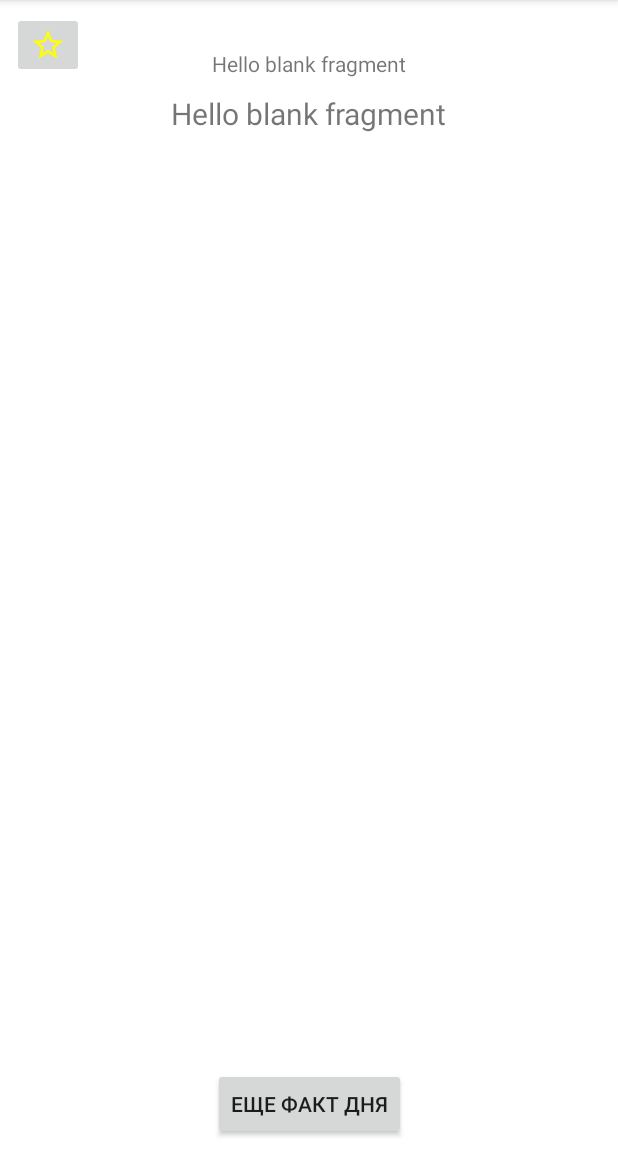
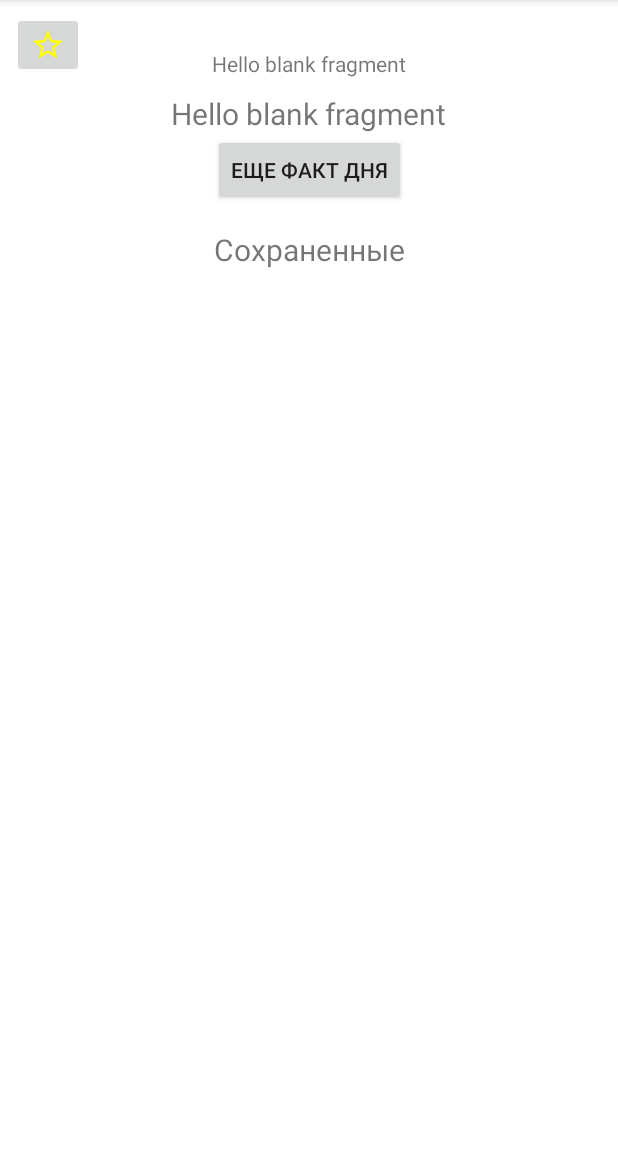
Before and after one commit to Lyagaev/PopularLibrariesFinalProject, an Android app: the fragment FragmentFactDay placed in its activity, on a phone screen of 412 x 824 dp, the part 84-1236 px from its top. Run offline under Robolectric (Android 15) with nearby library versions, the phone set to English and light mode, and no system bars; our stand-ins replace RxJava; libraries missing offline, so code that uses them is left out: com.github.terrakok.cicerone, moxy.ktx.moxyPresenter; 1 statement that could not run was skipped.

```diff
--- a/app/src/main/java/ru/geekbrains/lyagaev/popularlibrariesfinalproject/mvp/view/FactDayView.kt
+++ b/app/src/main/java/ru/geekbrains/lyagaev/popularlibrariesfinalproject/mvp/view/FactDayView.kt
@@ -9,5 +9,5 @@ import moxy.viewstate.strategy.StateStrategyType
 interface FactDayView: MvpView {
     fun init()
     fun setTextView(text: String)
-
+    fun updateList()
 }
--- a/app/src/main/java/ru/geekbrains/lyagaev/popularlibrariesfinalproject/room/IRoomFactDayCache.kt
+++ b/app/src/main/java/ru/geekbrains/lyagaev/popularlibrariesfinalproject/room/IRoomFactDayCache.kt
@@ -1,9 +1,11 @@
 package ru.geekbrains.lyagaev.popularlibrariesfinalproject.room
 
 import io.reactivex.rxjava3.core.Completable
-import java.sql.Date
+import io.reactivex.rxjava3.core.Single
 
 interface IRoomFactDayCache {
-    fun putFactDay(text: String, date: Date) : Completable
+    fun getFactDay(): Single<List<String>>
+
+    fun putFactDay(id: Long, text: String) : Completable
 
 }
--- a/app/src/main/java/ru/geekbrains/lyagaev/popularlibrariesfinalproject/room/RoomFactDay.kt
+++ b/app/src/main/java/ru/geekbrains/lyagaev/popularlibrariesfinalproject/room/RoomFactDay.kt
@@ -6,6 +6,7 @@ import java.sql.Date
 
 @Entity
 class RoomFactDay(
-    var text: String,
-    var date: Date
+    @PrimaryKey (autoGenerate = true)
+    var id : Long,
+    var text: String
 )
--- a/app/src/main/java/ru/geekbrains/lyagaev/popularlibrariesfinalproject/room/dao/FactDayDao.kt
+++ b/app/src/main/java/ru/geekbrains/lyagaev/popularlibrariesfinalproject/room/dao/FactDayDao.kt
@@ -36,6 +36,6 @@ interface FactDayDao {
     @Query("SELECT * FROM RoomFactDay")
     fun getAll(): List<RoomFactDay>
 
-    @Query("SELECT * FROM RoomFactDay WHERE date = :day LIMIT 1")
-    fun findByDay(day: Date): List<RoomFactDay>
+    @Query("SELECT * FROM RoomFactDay WHERE id = :id LIMIT 1")
+    fun findByDay(id: Int): List<RoomFactDay>
 }
--- a/app/src/main/java/ru/geekbrains/lyagaev/popularlibrariesfinalproject/ui/App.kt
+++ b/app/src/main/java/ru/geekbrains/lyagaev/popularlibrariesfinalproject/ui/App.kt
@@ -3,6 +3,7 @@ package ru.geekbrains.lyagaev.popularlibrariesfinalproject.ui
 import android.app.Application
 import com.github.terrakok.cicerone.Cicerone
 import com.github.terrakok.cicerone.Router
+import ru.geekbrains.lyagaev.popularlibrariesfinalproject.room.db.Database
 
 class App : Application() {
 
@@ -17,6 +18,7 @@ class App : Application() {
     override fun onCreate() {
         super.onCreate()
         instance = this
+        Database.create(this)
     }
 
     val navigatorHolder
--- a/app/src/main/res/layout/fragment_fact_day.xml
+++ b/app/src/main/res/layout/fragment_fact_day.xml
@@ -40,7 +40,26 @@
         android:layout_height="wrap_content"
         app:layout_constraintStart_toStartOf="parent"
         app:layout_constraintEnd_toEndOf="parent"
-        app:layout_constraintBottom_toBottomOf="parent"
+        app:layout_constraintTop_toBottomOf="@id/tv_fact_day"
         android:text="еще факт дня"/>
 
+    <TextView
+        android:id="@+id/tv_save"
+        android:layout_width="wrap_content"
+        android:layout_height="wrap_content"
+        android:paddingTop="15dp"
+        android:textSize="20sp"
+        app:layout_constraintStart_toStartOf="parent"
+        app:layout_constraintEnd_toEndOf="parent"
+        app:layout_constraintTop_toBottomOf="@id/btn_new_fact"
+        android:text="@string/Gerettet" />
+
+    <androidx.recyclerview.widget.RecyclerView
+        android:id="@+id/rv_save"
+        android:layout_width="wrap_content"
+        android:layout_height="wrap_content"
+        app:layout_constraintStart_toStartOf="parent"
+        app:layout_constraintEnd_toEndOf="parent"
+        app:layout_constraintTop_toBottomOf="@id/tv_save"/>
+
 </androidx.constraintlayout.widget.ConstraintLayout>
--- a/app/src/main/res/values/strings.xml
+++ b/app/src/main/res/values/strings.xml
@@ -2,4 +2,5 @@
     <string name="app_name">PopularLibrariesFinalProject</string>
     <!-- TODO: Remove or change this placeholder text -->
     <string name="hello_blank_fragment">Hello blank fragment</string>
+    <string name="Gerettet">Сохраненные</string>
 </resources>
```
Also changed, not shown: app/src/main/java/ru/geekbrains/lyagaev/popularlibrariesfinalproject/adapter/FactDayRVAdapter.kt (added, +29 -0 lines), app/src/main/java/ru/geekbrains/lyagaev/popularlibrariesfinalproject/mvp/presenter/FactDayPresenter.kt (+36 -6 lines), app/src/main/java/ru/geekbrains/lyagaev/popularlibrariesfinalproject/mvp/presenter/IListPresenter.kt (added, +11 -0 lines), app/src/main/java/ru/geekbrains/lyagaev/popularlibrariesfinalproject/mvp/view/IItemView.kt (added, +10 -0 lines), app/src/main/java/ru/geekbrains/lyagaev/popularlibrariesfinalproject/room/RoomFactDayCache.kt (+17 -4 lines), app/src/main/java/ru/geekbrains/lyagaev/popularlibrariesfinalproject/ui/fragment/FragmentFactDay.kt (+11 -1 lines), app/src/main/res/layout/rv_item.xml (added, +15 -0 lines).
